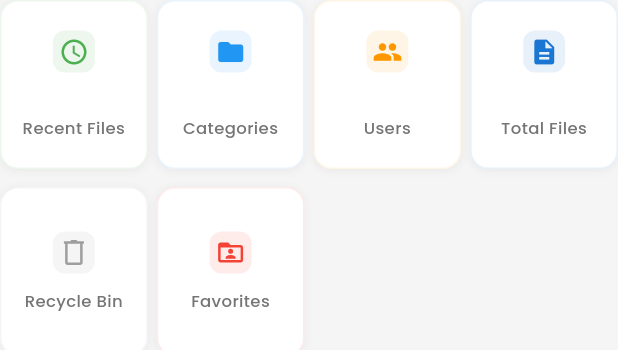
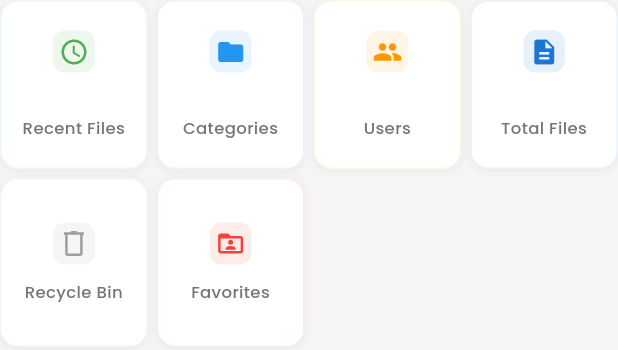
Before and after one commit to rahmathanifpurnama/management-document-app, a Flutter app: the StatsGrid widget shown alone on an empty page, opened directly with empty values, on a phone screen of 412 x 824 dp. Shown: the top 350 px of the screen. Run offline on Flutter 3.47's test engine with Material 3 defaults, Android fonts, the phone set to English and light mode, and no system bars; our stand-ins replace audioplayers, cached_network_image, cloud_firestore, cloud_functions, connectivity_plus, dio and 19 more; missing offline and left inert: external_path, file_selector, firebase_app_check, flutter_pdfview, googleapis; accounts and stored records are empty; network calls fail.

Commit message:
update space between container dashboard

```diff
--- a/lib/widgets/statistics/responsive_stats_grid.dart
+++ b/lib/widgets/statistics/responsive_stats_grid.dart
@@ -33,7 +33,6 @@ class StatsGrid extends StatelessWidget {
   /// Build simple grid with fixed 4 widgets per row
   Widget _buildSimpleGrid(List<Widget> statWidgets) {
     const spacing = 6.0;
-    const heightSpacing = 12.0;
 
     // First row: 4 widgets
     final firstRow = Row(
@@ -64,7 +63,7 @@ class StatsGrid extends StatelessWidget {
     return Column(
       children: [
         firstRow,
-        const SizedBox(height: heightSpacing),
+        const SizedBox(height: spacing),
         secondRow,
       ],
     );
```
